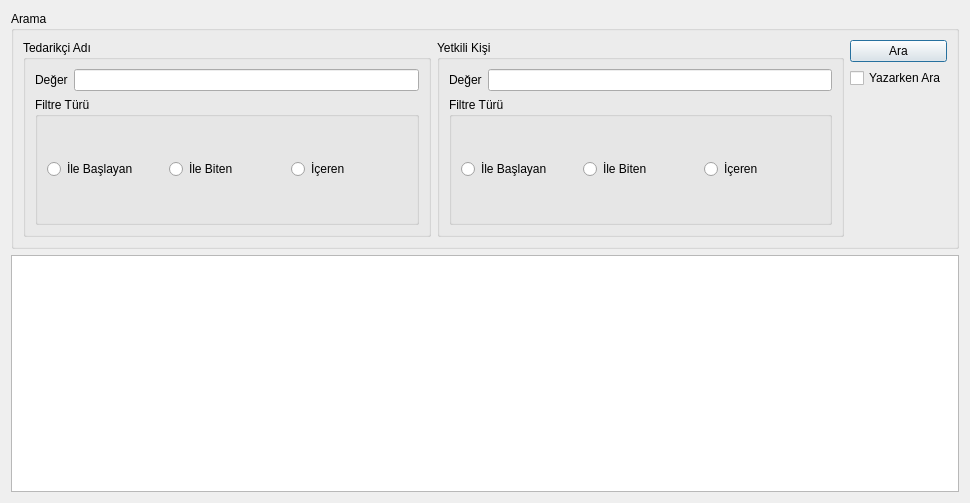
Before: the Qt Designer form UI/ListeFormlari/tmotedarikcilistewidget.ui in onur35iii/TeknolojiMarketiOtomasyonu, drawn with Qt 5.
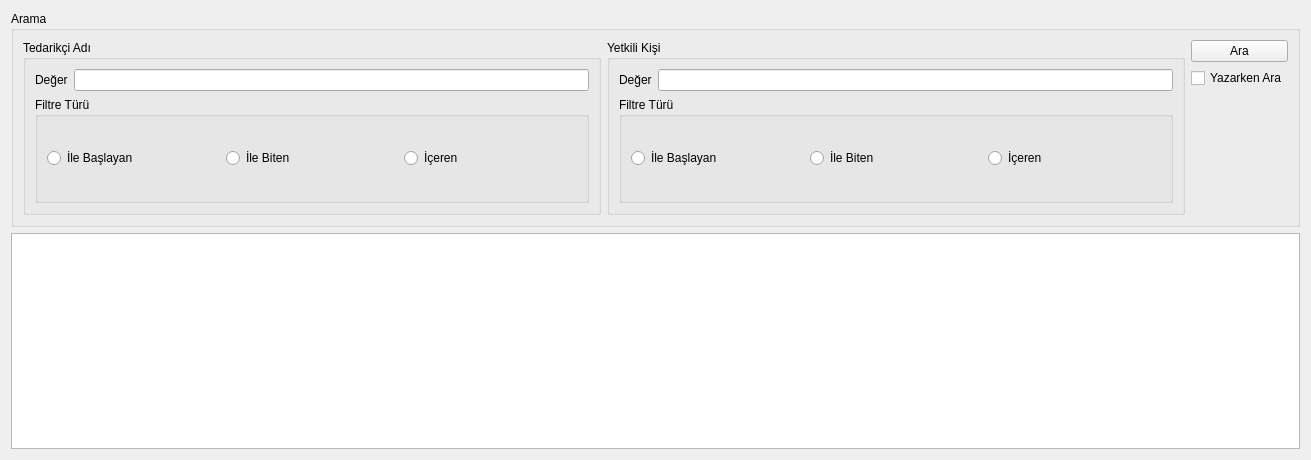
After: the same form once the commit is applied.

Patch:
```diff
--- a/UI/ListeFormlari/tmotedarikcilistewidget.ui
+++ b/UI/ListeFormlari/tmotedarikcilistewidget.ui
@@ -1,13 +1,13 @@
 <?xml version="1.0" encoding="UTF-8"?>
 <ui version="4.0">
  <class>TMOTedarikciListeWidget</class>
- <widget class="QDialog" name="TMOTedarikciListeWidget">
+ <widget class="QWidget" name="TMOTedarikciListeWidget">
   <property name="geometry">
    <rect>
     <x>0</x>
     <y>0</y>
-    <width>970</width>
-    <height>503</height>
+    <width>1311</width>
+    <height>460</height>
    </rect>
   </property>
   <property name="windowTitle">
```
Left out of the diff: 2 changed lines with no effect on the pictures.
